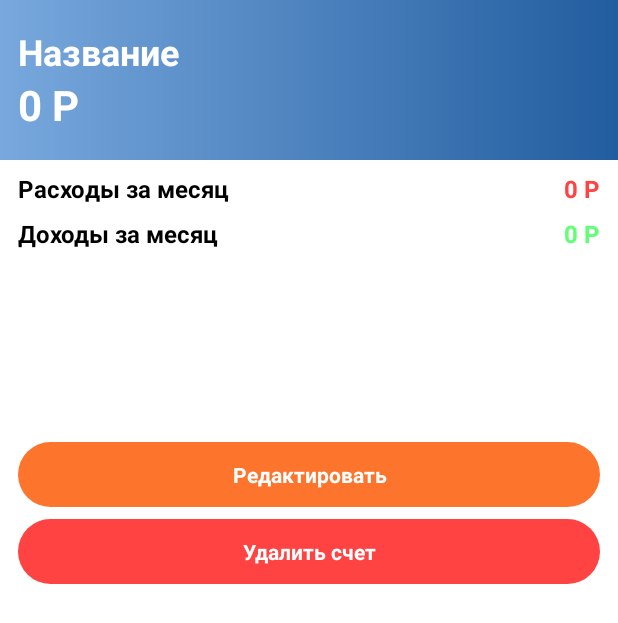
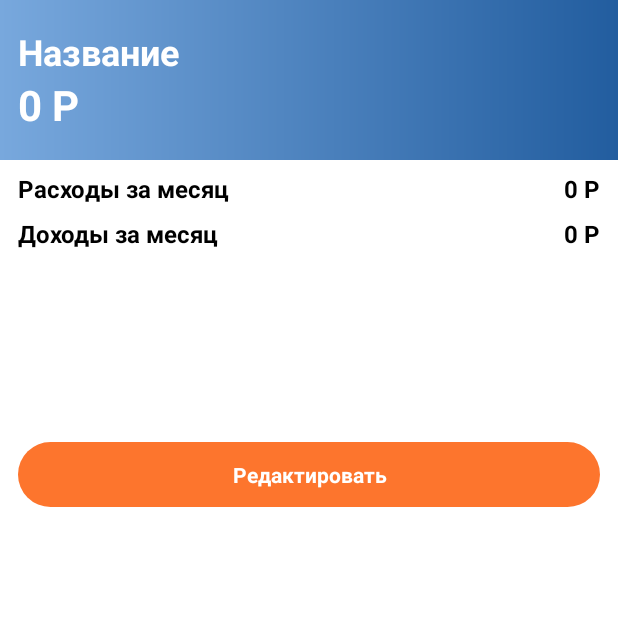
Before and after one commit to artemObrazumov/MoneySaver, an Android app: the layout fragment_bill_detail.xml on its own in the app's theme, with its tools: preview values and no code run, on a phone screen of 412 x 824 dp. Shown: the top 623 px of the screen. Run offline under Robolectric (Android 15) with nearby library versions, the phone set to English and light mode, and no system bars.

Commit message:
bill editing

```diff
--- a/app/src/main/java/com/borsch_team/moneysaver/ui/bill_editor/BillEditorViewModel.kt
+++ b/app/src/main/java/com/borsch_team/moneysaver/ui/bill_editor/BillEditorViewModel.kt
@@ -19,7 +19,6 @@ class BillEditorViewModel: ViewModel() {
 
     fun uploadBill(bill: Bill) {
         viewModelScope.launch (Dispatchers.IO) {
-            val a = App.api
             App.api.upsertBill(bill)
         }
     }
--- a/app/src/main/res/layout/fragment_bill_detail.xml
+++ b/app/src/main/res/layout/fragment_bill_detail.xml
@@ -67,7 +67,7 @@
                 android:layout_width="wrap_content"
                 android:layout_height="wrap_content"
                 android:text="0 Р"
-                android:textColor="@color/expenses"
+                android:textColor="@color/black"
                 android:textSize="16sp"
                 android:textStyle="bold"
                 app:layout_constraintEnd_toEndOf="parent"
@@ -90,7 +90,7 @@
                 android:layout_width="wrap_content"
                 android:layout_height="wrap_content"
                 android:text="0 Р"
-                android:textColor="@color/incomes"
+                android:textColor="@color/black"
                 android:textSize="16sp"
                 android:textStyle="bold"
                 app:layout_constraintEnd_toEndOf="parent"
@@ -105,15 +105,6 @@
                 android:layout_marginTop="128dp"
                 app:layout_constraintTop_toBottomOf="@+id/textView8" />
 
-            <TextView
-                android:id="@+id/delete"
-                android:layout_width="match_parent"
-                android:layout_height="wrap_content"
-                style="@style/CustomButtonRed"
-                android:text="@string/delete_bill"
-                android:layout_marginTop="8dp"
-                app:layout_constraintTop_toBottomOf="@+id/edit" />
-
         </androidx.constraintlayout.widget.ConstraintLayout>
 
     </LinearLayout>
```
Also changed, not shown: app/src/main/java/com/borsch_team/moneysaver/data/dao/BillDao.kt (+4 -7 lines), app/src/main/java/com/borsch_team/moneysaver/ui/bill_detail/BillDetailFragment.kt (+5 -8 lines), app/src/main/java/com/borsch_team/moneysaver/ui/bill_editor/BillEditorActivity.kt (+13 -2 lines), app/src/main/java/com/borsch_team/moneysaver/ui/transactions/TransactionsFragment.kt (+11 -1 lines), app/src/main/res/layout/activity_bill_editor.xml (+11 -0 lines).
